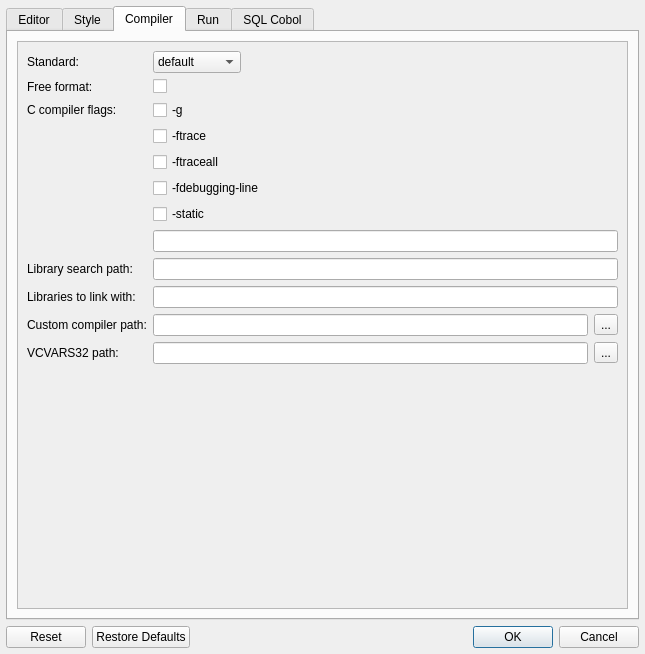
First picture: the form in forms/dlg_preferences.ui, repository OpenCobolIDE/OpenCobolIDE, before the edit.
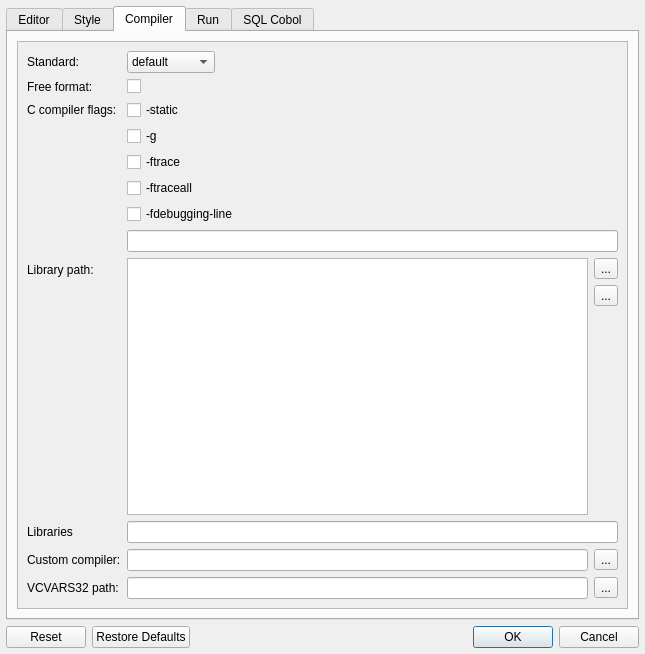
Second picture: the form after the edit. Icons and pictures are not drawn. Custom widgets are drawn as their Qt base class.

Commit message:
Improve library search path preference
Now there is a list widget and buttons to add/remove a lib path, much more user friendly

What changed in the file:
```diff
--- a/forms/dlg_preferences.ui
+++ b/forms/dlg_preferences.ui
@@ -25,7 +25,16 @@
    </iconset>
   </property>
   <layout class="QGridLayout" name="gridLayout_2">
-   <property name="margin">
+   <property name="leftMargin">
+    <number>6</number>
+   </property>
+   <property name="topMargin">
+    <number>6</number>
+   </property>
+   <property name="rightMargin">
+    <number>6</number>
+   </property>
+   <property name="bottomMargin">
     <number>6</number>
    </property>
    <item row="1" column="0">
@@ -47,7 +56,16 @@
       <string notr="true"/>
      </property>
      <layout class="QGridLayout" name="widget_2">
-      <property name="margin">
+      <property name="leftMargin">
+       <number>0</number>
+      </property>
+      <property name="topMargin">
+       <number>0</number>
+      </property>
+      <property name="rightMargin">
+       <number>0</number>
+      </property>
+      <property name="bottomMargin">
        <number>0</number>
       </property>
       <property name="spacing">
@@ -92,8 +110,8 @@
               <rect>
                <x>0</x>
                <y>0</y>
-               <width>607</width>
-               <height>564</height>
+               <width>585</width>
+               <height>537</height>
               </rect>
              </property>
              <layout class="QVBoxLayout" name="verticalLayout_7">
@@ -401,8 +419,8 @@
               <rect>
                <x>0</x>
                <y>0</y>
-               <width>607</width>
-               <height>564</height>
+               <width>585</width>
+               <height>537</height>
               </rect>
              </property>
              <layout class="QVBoxLayout" name="verticalLayout_8">
@@ -519,7 +537,7 @@
                      </property>
                      <property name="currentFont">
                       <font>
-                       <family>BatangChe</family>
+                       <family>Andale Mono</family>
                        <pointsize>10</pointsize>
                       </font>
                      </property>
@@ -608,8 +626,8 @@
               <rect>
                <x>0</x>
                <y>0</y>
-               <width>607</width>
-               <height>564</height>
+               <width>585</width>
+               <height>537</height>
               </rect>
              </property>
              <layout class="QFormLayout" name="formLayout_6">
@@ -662,14 +680,14 @@
                 </item>
                </widget>
               </item>
-              <item row="2" column="0">
+              <item row="1" column="0">
                <widget class="QLabel" name="label_9">
                 <property name="text">
                  <string>Free format:</string>
                 </property>
                </widget>
               </item>
-              <item row="2" column="1">
+              <item row="1" column="1">
                <widget class="QCheckBox" name="checkBoxFreeFormat">
                 <property name="toolTip">
                  <string>Code and compile with free format support</string>
@@ -679,13 +697,23 @@
                 </property>
                </widget>
               </item>
-              <item row="3" column="0">
+              <item row="2" column="0">
                <widget class="QLabel" name="label_15">
                 <property name="text">
                  <string>C compiler flags:</string>
                 </property>
                </widget>
               </item>
+              <item row="2" column="1">
+               <widget class="QCheckBox" name="cb_static">
+                <property name="toolTip">
+                 <string>Link statically</string>
+                </property>
+                <property name="text">
+                 <string>-static</string>
+                </property>
+               </widget>
+              </item>
               <item row="3" column="1">
                <widget class="QCheckBox" name="cb_g">
                 <property name="toolTip">
@@ -727,86 +755,93 @@
                </widget>
               </item>
               <item row="7" column="1">
-               <widget class="QCheckBox" name="cb_static">
-                <property name="toolTip">
-                 <string>Link statically</string>
-                </property>
-                <property name="text">
-                 <string>-static</string>
-                </property>
-               </widget>
-              </item>
-              <item row="8" column="1">
                <widget class="QLineEdit" name="le_compiler_flags">
                 <property name="toolTip">
                  <string>You can add other compiler flags here</string>
                 </property>
                </widget>
               </item>
-              <item row="9" column="0">
+              <item row="8" column="0">
                <widget class="QLabel" name="label_17">
                 <property name="text">
-                 <string>Library search path:</string>
+                 <string>Library path:</string>
                 </property>
                </widget>
               </item>
-              <item row="9" column="1">
-               <widget class="QLineEdit" name="lineEditLibSearchPath">
-                <property name="toolTip">
-                 <string>&lt;html&gt;&lt;head/&gt;&lt;body&gt;&lt;p&gt;You can set the library search path here (-L option)&lt;/p&gt;&lt;/body&gt;&lt;/html&gt;</string>
+              <item row="8" column="1">
+               <layout class="QHBoxLayout" name="horizontalLayout_10">
+                <property name="leftMargin">
+                 <number>0</number>
                 </property>
-               </widget>
+                <item>
+                 <widget class="QListWidget" name="listWidgetLibPaths"/>
+                </item>
+                <item>
+                 <layout class="QVBoxLayout" name="verticalLayout_4">
+                  <property name="leftMargin">
+                   <number>0</number>
+                  </property>
+                  <item>
+                   <widget class="QToolButton" name="toolButtonAddLibPath">
+                    <property name="text">
+                     <string>...</string>
+                    </property>
+                    <property name="icon">
+                     <iconset resource="ide.qrc">
+                      <normaloff>:/ide-icons/rc/list-add.png</normaloff>:/ide-icons/rc/list-add.png</iconset>
+                    </property>
+                   </widget>
+                  </item>
+                  <item>
+                   <widget class="QToolButton" name="toolButtonRemoveLibPath">
+                    <property name="text">
+                     <string>...</string>
+                    </property>
+                    <property name="icon">
+                     <iconset resource="ide.qrc">
+                      <normaloff>:/ide-icons/rc/list-remove.png</normaloff>:/ide-icons/rc/list-remove.png</iconset>
+                    </property>
+                   </widget>
+                  </item>
+                  <item>
+                   <spacer name="verticalSpacer_3">
+                    <property name="orientation">
+                     <enum>Qt::Vertical</enum>
+                    </property>
+                    <property name="sizeHint" stdset="0">
+                     <size>
+                      <width>20</width>
+                      <height>40</height>
+                     </size>
+                    </property>
+                   </spacer>
+                  </item>
+                 </layout>
+                </item>
+               </layout>
               </item>
-              <item row="10" column="0">
+              <item row="9" column="0">
                <widget class="QLabel" name="label_18">
                 <property name="text">
-                 <string>Libraries to link with:</string>
+                 <string>Libraries</string>
                 </property>
                </widget>
               </item>
-              <item row="10" column="1">
+              <item row="9" column="1">
                <widget class="QLineEdit" name="lineEditLibs">
                 <property name="toolTip">
                  <string>&lt;html&gt;&lt;head/&gt;&lt;body&gt;&lt;p&gt;Add the libraries you would like your programs to link with here (-l option)&lt;/p&gt;&lt;/body&gt;&lt;/html&gt;</string>
                 </property>
                </widget>
               </item>
-              <item row="11" column="0">
+              <item row="10" column="0">
                <widget class="QLabel" name="label_compiler_path">
                 <property name="text">
-                 <string>Custom compiler path:</string>
+                 <string>Custom compiler:</string>
                 </property>
                </widget>
               </item>
-              <item row="13" column="0">
-               <widget class="QLabel" name="labelVCVARS">
-                <property name="text">
-                 <string>VCVARS32 path:</string>
-                </property>
-               </widget>
-              </item>
-              <item row="13" column="1">
-               <layout class="QHBoxLayout" name="horizontalLayout_8">
-                <property name="leftMargin">
-                 <number>0</number>
-                </property>
-                <item>
-                 <widget class="QLineEdit" name="lineEditVCVARS">
-                  <property name="toolTip">
-                   <string>&lt;html&gt;&lt;head/&gt;&lt;body&gt;&lt;p&gt;Path to VCVARS32.bat. VCVARS32.bat is needed if you're using a GnuCobol compiler built with Visual Studio.&lt;/p&gt;&lt;p&gt;&lt;br/&gt;&lt;/p&gt;&lt;p&gt;The VCVARS32.bat file is located under the bin directory of you Visual C++ installation. Make sure to use the same version as the one used to build the compiler!&lt;/p&gt;&lt;/body&gt;&lt;/html&gt;</string>
-                  </property>
-                 </widget>
-                </item>
-                <item>
-                 <widget class="QToolButton" name="toolButtonVCVARS">
-                  <property name="text">
-                   <string>...</string>
-                  </property>
-                 </widget>
-                </item>
-               </layout>
-              </item>
-              <item row="11" column="1">
+              <item row="10" column="1">
                <layout class="QHBoxLayout" name="horizontalLayout_9">
                 <property name="leftMargin">
                  <number>0</number>
@@ -830,6 +865,34 @@
                 </item>
                </layout>
               </item>
+              <item row="11" column="0">
+               <widget class="QLabel" name="labelVCVARS">
+                <property name="text">
+                 <string>VCVARS32 path:</string>
+                </property>
+               </widget>
+              </item>
+              <item row="11" column="1">
+               <layout class="QHBoxLayout" name="horizontalLayout_8">
+                <property name="leftMargin">
+                 <number>0</number>
+                </property>
+                <item>
+                 <widget class="QLineEdit" name="lineEditVCVARS">
+                  <property name="toolTip">
+                   <string>&lt;html&gt;&lt;head/&gt;&lt;body&gt;&lt;p&gt;Path to VCVARS32.bat. VCVARS32.bat is needed if you're using a GnuCobol compiler built with Visual Studio.&lt;/p&gt;&lt;p&gt;&lt;br/&gt;&lt;/p&gt;&lt;p&gt;The VCVARS32.bat file is located under the bin directory of you Visual C++ installation. Make sure to use the same version as the one used to build the compiler!&lt;/p&gt;&lt;/body&gt;&lt;/html&gt;</string>
+                  </property>
+                 </widget>
+                </item>
+                <item>
+                 <widget class="QToolButton" name="toolButtonVCVARS">
+                  <property name="text">
+                   <string>...</string>
+                  </property>
+                 </widget>
+                </item>
+               </layout>
+              </item>
              </layout>
             </widget>
            </widget>
@@ -856,8 +919,8 @@
               <rect>
                <x>0</x>
                <y>0</y>
-               <width>607</width>
-               <height>564</height>
+               <width>585</width>
+               <height>537</height>
               </rect>
              </property>
              <layout class="QFormLayout" name="formLayout_5">
@@ -916,8 +979,8 @@
               <rect>
                <x>0</x>
                <y>0</y>
-               <width>607</width>
-               <height>564</height>
+               <width>585</width>
+               <height>537</height>
               </rect>
              </property>
              <layout class="QVBoxLayout" name="verticalLayout_9">
@@ -1067,7 +1130,16 @@
                  </item>
                  <item row="2" column="1">
                   <layout class="QVBoxLayout" name="verticalLayout_6">
-                   <property name="margin">
+                   <property name="leftMargin">
+                    <number>3</number>
+                   </property>
+                   <property name="topMargin">
+                    <number>3</number>
+                   </property>
+                   <property name="rightMargin">
+                    <number>3</number>
+                   </property>
+                   <property name="bottomMargin">
                     <number>3</number>
                    </property>
                    <item>
```
The commit also changes 7 other files.
